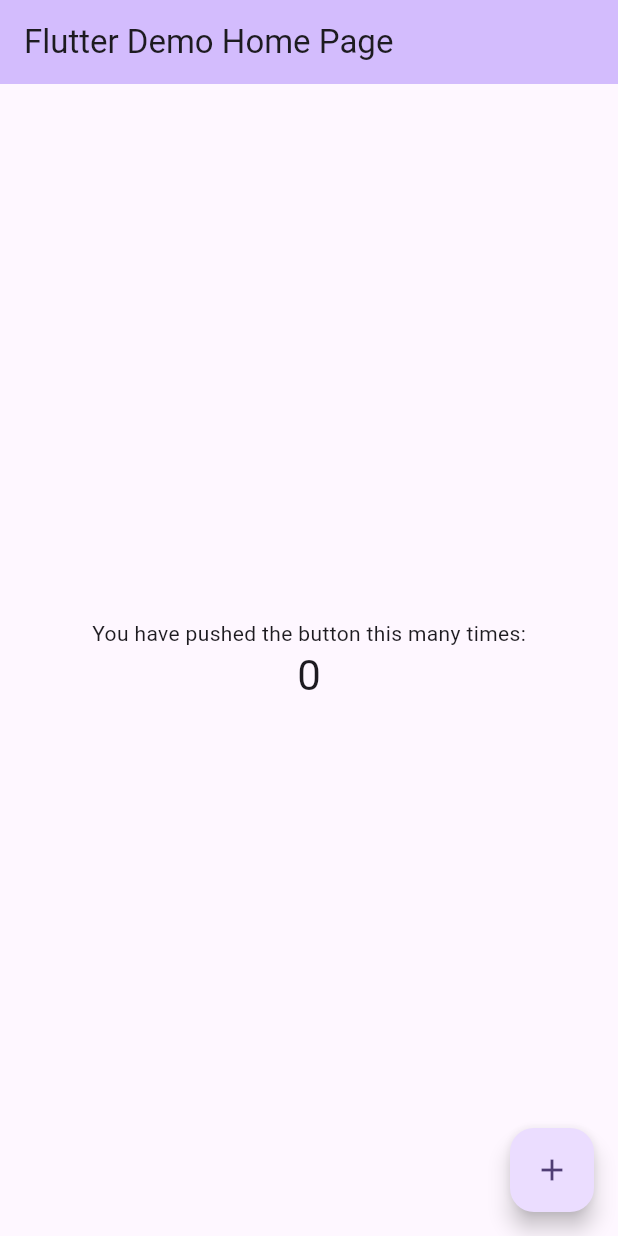
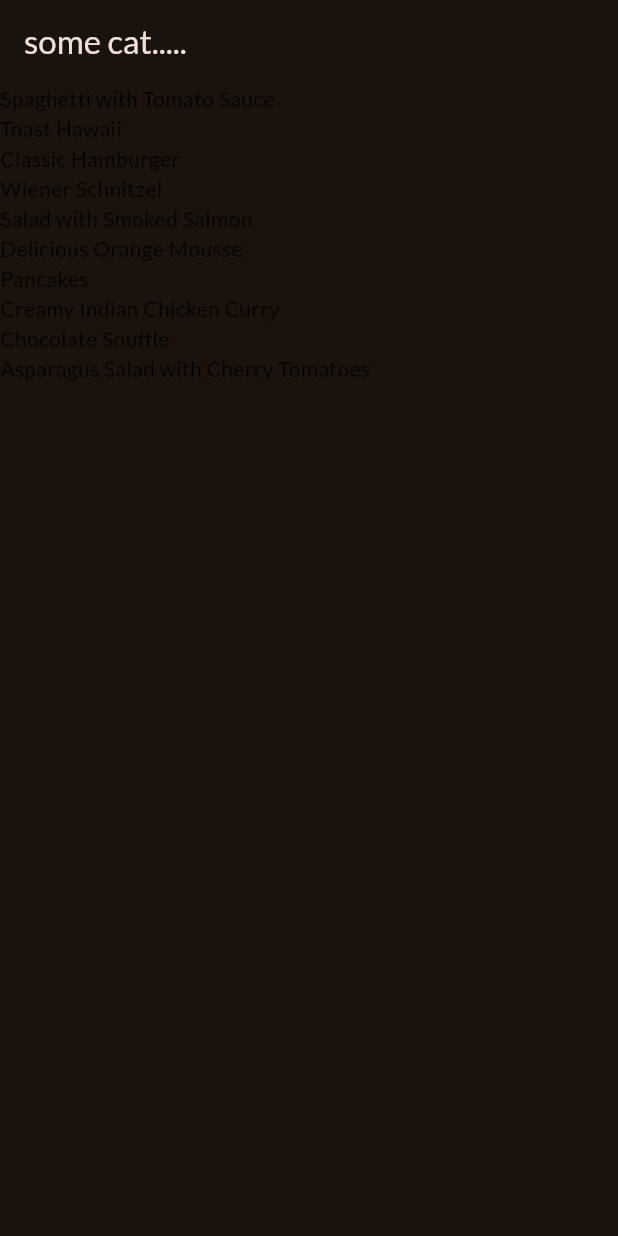
Before and after one commit to Ahmedabdeen15/Meals-APP, a Flutter app: the screen it shows after launch, on a phone screen of 412 x 824 dp. Run offline on Flutter 3.47's test engine with Material 2 defaults, Android fonts, the phone set to English and light mode, and no system bars; our stand-ins replace google_fonts.

Commit message:
add structure ti the project

```diff
--- /dev/null
+++ b/meals/lib/categories.dart
@@ -0,0 +1,29 @@
+import 'package:flutter/material.dart';
+import 'package:meals/data/dummy_data.dart';
+import 'package:meals/widgets/category_item.dart';
+
+class CategoriesScreen extends StatelessWidget {
+  const CategoriesScreen({super.key});
+
+  @override
+  Widget build(BuildContext context) {
+    return Scaffold(
+      appBar: AppBar(
+        title: const Text('Pick your category'),
+      ),
+      body: GridView(
+        padding: const EdgeInsets.all(16),
+        gridDelegate: const SliverGridDelegateWithFixedCrossAxisCount(
+          crossAxisCount: 2,
+          childAspectRatio: 3 / 2,
+          crossAxisSpacing: 20,
+          mainAxisSpacing: 20,
+        ),
+        children: [
+          for (final category in availableCategories)
+            CategoryGridItem(category: category)
+        ],
+      ),
+    );
+  }
+}
--- /dev/null
+++ b/meals/lib/data/dummy_data.dart
@@ -0,0 +1,408 @@
+import 'package:flutter/material.dart';
+
+import 'package:meals/models/category.dart';
+import 'package:meals/models/meal.dart';
+
+const availableCategories = [
+  Category(
+    id: 'c1',
+    title: 'Italian',
+    color: Colors.purple,
+  ),
+  Category(
+    id: 'c2',
+    title: 'Quick & Easy',
+    color: Colors.red,
+  ),
+  Category(
+    id: 'c3',
+    title: 'Hamburgers',
+    color: Colors.orange,
+  ),
+  Category(
+    id: 'c4',
+    title: 'German',
+    color: Colors.amber,
+  ),
+  Category(
+    id: 'c5',
+    title: 'Light & Lovely',
+    color: Colors.blue,
+  ),
+  Category(
+    id: 'c6',
+    title: 'Exotic',
+    color: Colors.green,
+  ),
+  Category(
+    id: 'c7',
+    title: 'Breakfast',
+    color: Colors.lightBlue,
+  ),
+  Category(
+    id: 'c8',
+    title: 'Asian',
+    color: Colors.lightGreen,
+  ),
+  Category(
+    id: 'c9',
+    title: 'French',
+    color: Colors.pink,
+  ),
+  Category(
+    id: 'c10',
+    title: 'Summer',
+    color: Colors.teal,
+  ),
+];
+
+const dummyMeals = [
+  Meal(
+    id: 'm1',
+    categories: [
+      'c1',
+      'c2',
+    ],
+    title: 'Spaghetti with Tomato Sauce',
+    affordability: Affordability.affordable,
+    complexity: Complexity.simple,
+    imageUrl:
+        'https://upload.wikimedia.org/wikipedia/commons/thumb/2/20/Spaghetti_Bolognese_mit_Parmesan_oder_Grana_Padano.jpg/800px-Spaghetti_Bolognese_mit_Parmesan_oder_Grana_Padano.jpg',
+    duration: 20,
+    ingredients: [
+      '4 Tomatoes',
+      '1 Tablespoon of Olive Oil',
+      '1 Onion',
+      '250g Spaghetti',
+      'Spices',
+      'Cheese (optional)'
+    ],
+    steps: [
+      'Cut the tomatoes and the onion into small pieces.',
+      'Boil some water - add salt to it once it boils.',
+      'Put the spaghetti into the boiling water - they should be done in about 10 to 12 minutes.',
+      'In the meantime, heaten up some olive oil and add the cut onion.',
+      'After 2 minutes, add the tomato pieces, salt, pepper and your other spices.',
+      'The sauce will be done once the spaghetti are.',
+      'Feel free to add some cheese on top of the finished dish.'
+    ],
+    isGlutenFree: false,
+    isVegan: true,
+    isVegetarian: true,
+    isLactoseFree: true,
+  ),
+  Meal(
+    id: 'm2',
+    categories: [
+      'c2',
+    ],
+    title: 'Toast Hawaii',
+    affordability: Affordability.affordable,
+    complexity: Complexity.simple,
+    imageUrl:
+        'https://cdn.pixabay.com/photo/2018/07/11/21/51/toast-3532016_1280.jpg',
+    duration: 10,
+    ingredients: [
+      '1 Slice White Bread',
+      '1 Slice Ham',
+      '1 Slice Pineapple',
+      '1-2 Slices of Cheese',
+      'Butter'
+    ],
+    steps: [
+      'Butter one side of the white bread',
+      'Layer ham, the pineapple and cheese on the white bread',
+      'Bake the toast for round about 10 minutes in the oven at 200°C'
+    ],
+    isGlutenFree: false,
+    isVegan: false,
+    isVegetarian: false,
+    isLactoseFree: false,
+  ),
+  Meal(
+    id: 'm3',
+    categories: [
+      'c2',
+      'c3',
+    ],
+    title: 'Classic Hamburger',
+    affordability: Affordability.pricey,
+    complexity: Complexity.simple,
+    imageUrl:
+        'https://cdn.pixabay.com/photo/2014/10/23/18/05/burger-500054_1280.jpg',
+    duration: 45,
+    ingredients: [
+      '300g Cattle Hack',
+      '1 Tomato',
+      '1 Cucumber',
+      '1 Onion',
+      'Ketchup',
+      '2 Burger Buns'
+    ],
+    steps: [
+      'Form 2 patties',
+      'Fry the patties for c. 4 minutes on each side',
+      'Quickly fry the buns for c. 1 minute on each side',
+      'Bruch buns with ketchup',
+      'Serve burger with tomato, cucumber and onion'
+    ],
+    isGlutenFree: false,
+    isVegan: false,
+    isVegetarian: false,
+    isLactoseFree: true,
+  ),
+  Meal(
+    id: 'm4',
+    categories: [
+      'c4',
+    ],
+    title: 'Wiener Schnitzel',
+    affordability: Affordability.luxurious,
+    complexity: Complexity.challenging,
+    imageUrl:
+        'https://cdn.pixabay.com/photo/2018/03/31/19/29/schnitzel-3279045_1280.jpg',
+    duration: 60,
+    ingredients: [
+      '8 Veal Cutlets',
+      '4 Eggs',
+      '200g Bread Crumbs',
+      '100g Flour',
+      '300ml Butter',
+      '100g Vegetable Oil',
+      'Salt',
+      'Lemon Slices'
+    ],
+    steps: [
+      'Tenderize the veal to about 2–4mm, and salt on both sides.',
+      'On a flat plate, stir the eggs briefly with a fork.',
+      'Lightly coat the cutlets in flour then dip into the egg, and finally, coat in breadcrumbs.',
+      'Heat the butter and oil in a large pan (allow the fat to get very hot) and fry the schnitzels until golden brown on both sides.',
+      'Make sure to toss the pan regularly so that the schnitzels are surrounded by oil and the crumbing becomes ‘fluffy’.',
+      'Remove, and drain on kitchen paper. Fry the parsley in the remaining oil and drain.',
+      'Place the schnitzels on awarmed plate and serve garnishedwith parsley and slices of lemon.'
+    ],
+    isGlutenFree: false,
+    isVegan: false,
+    isVegetarian: false,
+    isLactoseFree: false,
+  ),
+  Meal(
+    id: 'm5',
+    categories: [
+      'c2'
+          'c5',
+      'c10',
+    ],
+    title: 'Salad with Smoked Salmon',
+    affordability: Affordability.luxurious,
+    complexity: Complexity.simple,
+    imageUrl:
+        'https://cdn.pixabay.com/photo/2016/10/25/13/29/smoked-salmon-salad-1768890_1280.jpg',
+    duration: 15,
+    ingredients: [
+      'Arugula',
+      'Lamb\'s Lettuce',
+      'Parsley',
+      'Fennel',
+      '200g Smoked Salmon',
+      'Mustard',
+      'Balsamic Vinegar',
+      'Olive Oil',
+      'Salt and Pepper'
+    ],
+    steps: [
+      'Wash and cut salad and herbs',
+      'Dice the salmon',
+      'Process mustard, vinegar and olive oil into a dessing',
+      'Prepare the salad',
+      'Add salmon cubes and dressing'
+    ],
+    isGlutenFree: true,
+    isVegan: false,
+    isVegetarian: true,
+    isLactoseFree: true,
+  ),
+  Meal(
+    id: 'm6',
+    categories: [
+      'c6',
+      'c10',
+    ],
+    title: 'Delicious Orange Mousse',
+    affordability: Affordability.affordable,
+    complexity: Complexity.hard,
+    imageUrl:
+        'https://cdn.pixabay.com/photo/2017/05/01/05/18/pastry-2274750_1280.jpg',
+    duration: 240,
+    ingredients: [
+      '4 Sheets of Gelatine',
+      '150ml Orange Juice',
+      '80g Sugar',
+      '300g Yoghurt',
+      '200g Cream',
+      'Orange Peel',
+    ],
+    steps: [
+      'Dissolve gelatine in pot',
+      'Add orange juice and sugar',
+      'Take pot off the stove',
+      'Add 2 tablespoons of yoghurt',
+      'Stir gelatin under remaining yoghurt',
+      'Cool everything down in the refrigerator',
+      'Whip the cream and lift it under die orange mass',
+      'Cool down again for at least 4 hours',
+      'Serve with orange peel',
+    ],
+    isGlutenFree: true,
+    isVegan: false,
+    isVegetarian: true,
+    isLactoseFree: false,
+  ),
+  Meal(
+    id: 'm7',
+    categories: [
+      'c7',
+    ],
+    title: 'Pancakes',
+    affordability: Affordability.affordable,
+    complexity: Complexity.simple,
+    imageUrl:
+        'https://cdn.pixabay.com/photo/2018/07/10/21/23/pancake-3529653_1280.jpg',
+    duration: 20,
+    ingredients: [
+      '1 1/2 Cups all-purpose Flour',
+      '3 1/2 Teaspoons Baking Powder',
+      '1 Teaspoon Salt',
+      '1 Tablespoon White Sugar',
+      '1 1/4 cups Milk',
+      '1 Egg',
+      '3 Tablespoons Butter, melted',
+    ],
+    steps: [
+      'In a large bowl, sift together the flour, baking powder, salt and sugar.',
+      'Make a well in the center and pour in the milk, egg and melted butter; mix until smooth.',
+      'Heat a lightly oiled griddle or frying pan over medium high heat.',
+      'Pour or scoop the batter onto the griddle, using approximately 1/4 cup for each pancake. Brown on both sides and serve hot.'
+    ],
+    isGlutenFree: true,
+    isVegan: false,
+    isVegetarian: true,
+    isLactoseFree: false,
+  ),
+  Meal(
+    id: 'm8',
+    categories: [
+      'c8',
+    ],
+    title: 'Creamy Indian Chicken Curry',
+    affordability: Affordability.pricey,
+    complexity: Complexity.challenging,
+    imageUrl:
+        'https://cdn.pixabay.com/photo/2018/06/18/16/05/indian-food-3482749_1280.jpg',
+    duration: 35,
+    ingredients: [
+      '4 Chicken Breasts',
+      '1 Onion',
+      '2 Cloves of Garlic',
+      '1 Piece of Ginger',
+      '4 Tablespoons Almonds',
+      '1 Teaspoon Cayenne Pepper',
+      '500ml Coconut Milk',
+    ],
+    steps: [
+      'Slice and fry the chicken breast',
+      'Process onion, garlic and ginger into paste and sauté everything',
+      'Add spices and stir fry',
+      'Add chicken breast + 250ml of water and cook everything for 10 minutes',
+      'Add coconut milk',
+      'Serve with rice'
+    ],
+    isGlutenFree: true,
+    isVegan: false,
+    isVegetarian: false,
+    isLactoseFree: true,
+  ),
+  Meal(
+    id: 'm9',
+    categories: [
+      'c9',
+    ],
+    title: 'Chocolate Souffle',
+    affordability: Affordability.affordable,
+    complexity: Complexity.hard,
+    imageUrl:
+        'https://cdn.pixabay.com/photo/2014/08/07/21/07/souffle-412785_1280.jpg',
+    duration: 45,
+    ingredients: [
+      '1 Teaspoon melted Butter',
+      '2 Tablespoons white Sugar',
+      '2 Ounces 70% dark Chocolate, broken into pieces',
+      '1 Tablespoon Butter',
+      '1 Tablespoon all-purpose Flour',
+      '4 1/3 tablespoons cold Milk',
+      '1 Pinch Salt',
+      '1 Pinch Cayenne Pepper',
+      '1 Large Egg Yolk',
+      '2 Large Egg Whites',
+      '1 Pinch Cream of Tartar',
+      '1 Tablespoon white Sugar',
+    ],
+    steps: [
+      'Preheat oven to 190°C. Line a rimmed baking sheet with parchment paper.',
+      'Brush bottom and sides of 2 ramekins lightly with 1 teaspoon melted butter; cover bottom and sides right up to the rim.',
+      'Add 1 tablespoon white sugar to ramekins. Rotate ramekins until sugar coats all surfaces.',
+      'Place chocolate pieces in a metal mixing bowl.',
+      'Place bowl over a pan of about 3 cups hot water over low heat.',
+      'Melt 1 tablespoon butter in a skillet over medium heat. Sprinkle in flour. Whisk until flour is incorporated into butter and mixture thickens.',
+      'Whisk in cold milk until mixture becomes smooth and thickens. Transfer mixture to bowl with melted chocolate.',
+      'Add salt and cayenne pepper. Mix together thoroughly. Add egg yolk and mix to combine.',
+      'Leave bowl above the hot (not simmering) water to keep chocolate warm while you whip the egg whites.',
+      'Place 2 egg whites in a mixing bowl; add cream of tartar. Whisk until mixture begins to thicken and a drizzle from the whisk stays on the surface about 1 second before disappearing into the mix.',
+      'Add 1/3 of sugar and whisk in. Whisk in a bit more sugar about 15 seconds.',
+      'whisk in the rest of the sugar. Continue whisking until mixture is about as thick as shaving cream and holds soft peaks, 3 to 5 minutes.',
+      'Transfer a little less than half of egg whites to chocolate.',
+      'Mix until egg whites are thoroughly incorporated into the chocolate.',
+      'Add the rest of the egg whites; gently fold into the chocolate with a spatula, lifting from the bottom and folding over.',
+      'Stop mixing after the egg white disappears. Divide mixture between 2 prepared ramekins. Place ramekins on prepared baking sheet.',
+      'Bake in preheated oven until scuffles are puffed and have risen above the top of the rims, 12 to 15 minutes.',
+    ],
+    isGlutenFree: true,
+    isVegan: false,
+    isVegetarian: true,
+    isLactoseFree: false,
+  ),
+  Meal(
+    id: 'm10',
+    categories: [
+      'c2',
+      'c5',
+      'c10',
+    ],
+    title: 'Asparagus Salad with Cherry Tomatoes',
+    affordability: Affordability.luxurious,
+    complexity: Complexity.simple,
+    imageUrl:
+        'https://cdn.pixabay.com/photo/2018/04/09/18/26/asparagus-3304997_1280.jpg',
+    duration: 30,
+    ingredients: [
+      'White and Green Asparagus',
+      '30g Pine Nuts',
+      '300g Cherry Tomatoes',
+      'Salad',
+      'Salt, Pepper and Olive Oil'
+    ],
+    steps: [
+      'Wash, peel and cut the asparagus',
+      'Cook in salted water',
+      'Salt and pepper the asparagus',
+      'Roast the pine nuts',
+      'Halve the tomatoes',
+      'Mix with asparagus, salad and dressing',
+      'Serve with Baguette'
+    ],
+    isGlutenFree: true,
+    isVegan: true,
+    isVegetarian: true,
+    isLactoseFree: true,
+  ),
+];
--- a/meals/lib/main.dart
+++ b/meals/lib/main.dart
@@ -1,125 +1,32 @@
 import 'package:flutter/material.dart';
 
+import 'package:google_fonts/google_fonts.dart';
+import 'package:meals/data/dummy_data.dart';
+import 'package:meals/screens/meals.dart';
+
+final theme = ThemeData(
+  useMaterial3: true,
+  colorScheme: ColorScheme.fromSeed(
+    brightness: Brightness.dark,
+    seedColor: const Color.fromARGB(255, 131, 57, 0),
+  ),
+  textTheme: GoogleFonts.latoTextTheme(),
+);
+
 void main() {
-  runApp(const MyApp());
+  runApp(const App());
 }
 
-class MyApp extends StatelessWidget {
-  const MyApp({super.key});
+class App extends StatelessWidget {
+  const App({super.key});
 
-  // This widget is the root of your application.
   @override
   Widget build(BuildContext context) {
     return MaterialApp(
-      title: 'Flutter Demo',
-      theme: ThemeData(
-        // This is the theme of your application.
-        //
-        // TRY THIS: Try running your application with "flutter run". You'll see
-        // the application has a blue toolbar. Then, without quitting the app,
-        // try changing the seedColor in the colorScheme below to Colors.green
-        // and then invoke "hot reload" (save your changes or press the "hot
-        // reload" button in a Flutter-supported IDE, or press "r" if you used
-        // the command line to start the app).
-        //
-        // Notice that the counter didn't reset back to zero; the application
-        // state is not lost during the reload. To reset the state, use hot
-        // restart instead.
-        //
-        // This works for code too, not just values: Most code changes can be
-        // tested with just a hot reload.
-        colorScheme: ColorScheme.fromSeed(seedColor: Colors.deepPurple),
-        useMaterial3: true,
-      ),
-      home: const MyHomePage(title: 'Flutter Demo Home Page'),
-    );
+        theme: theme,
+        home: MealScreen(
+          title: 'some cat.....',
+          meals: dummyMeals,
+        ));
   }
 }
-
-class MyHomePage extends StatefulWidget {
-  const MyHomePage({super.key, required this.title});
-
-  // This widget is the home page of your application. It is stateful, meaning
-  // that it has a State object (defined below) that contains fields that affect
-  // how it looks.
-
-  // This class is the configuration for the state. It holds the values (in this
-  // case the title) provided by the parent (in this case the App widget) and
-  // used by the build method of the State. Fields in a Widget subclass are
-  // always marked "final".
-
-  final String title;
-
-  @override
-  State<MyHomePage> createState() => _MyHomePageState();
-}
-
-class _MyHomePageState extends State<MyHomePage> {
-  int _counter = 0;
-
-  void _incrementCounter() {
-    setState(() {
-      // This call to setState tells the Flutter framework that something has
-      // changed in this State, which causes it to rerun the build method below
-      // so that the display can reflect the updated values. If we changed
-      // _counter without calling setState(), then the build method would not be
-      // called again, and so nothing would appear to happen.
-      _counter++;
-    });
-  }
-
-  @override
-  Widget build(BuildContext context) {
-    // This method is rerun every time setState is called, for instance as done
-    // by the _incrementCounter method above.
-    //
-    // The Flutter framework has been optimized to make rerunning build methods
-    // fast, so that you can just rebuild anything that needs updating rather
-    // than having to individually change instances of widgets.
-    return Scaffold(
-      appBar: AppBar(
-        // TRY THIS: Try changing the color here to a specific color (to
-        // Colors.amber, perhaps?) and trigger a hot reload to see the AppBar
-        // change color while the other colors stay the same.
-        backgroundColor: Theme.of(context).colorScheme.inversePrimary,
-        // Here we take the value from the MyHomePage object that was created by
-        // the App.build method, and use it to set our appbar title.
-        title: Text(widget.title),
-      ),
-      body: Center(
-        // Center is a layout widget. It takes a single child and positions it
-        // in the middle of the parent.
-        child: Column(
-          // Column is also a layout widget. It takes a list of children and
-          // arranges them vertically. By default, it sizes itself to fit its
-          // children horizontally, and tries to be as tall as its parent.
-          //
-          // Column has various properties to control how it sizes itself and
-          // how it positions its children. Here we use mainAxisAlignment to
-          // center the children vertically; the main axis here is the vertical
-          // axis because Columns are vertical (the cross axis would be
-          // horizontal).
-          //
-          // TRY THIS: Invoke "debug painting" (choose the "Toggle Debug Paint"
-          // action in the IDE, or press "p" in the console), to see the
-          // wireframe for each widget.
-          mainAxisAlignment: MainAxisAlignment.center,
-          children: <Widget>[
-            const Text(
-              'You have pushed the button this many times:',
-            ),
-            Text(
-              '$_counter',
-              style: Theme.of(context).textTheme.headlineMedium,
-            ),
-          ],
-        ),
-      ),
-      floatingActionButton: FloatingActionButton(
-        onPressed: _incrementCounter,
-        tooltip: 'Increment',
-        child: const Icon(Icons.add),
-      ), // This trailing comma makes auto-formatting nicer for build methods.
-    );
-  }
-}
--- /dev/null
+++ b/meals/lib/models/category.dart
@@ -0,0 +1,13 @@
+import 'package:flutter/material.dart';
+
+class Category {
+  const Category({
+    required this.id,
+    required this.title,
+    this.color = Colors.orange,
+  });
+
+  final String id;
+  final String title;
+  final Color color;
+}
--- /dev/null
+++ b/meals/lib/models/meal.dart
@@ -0,0 +1,43 @@
+enum Complexity {
+  simple,
+  challenging,
+  hard,
+}
+
+enum Affordability {
+  affordable,
+  pricey,
+  luxurious,
+}
+
+class Meal {
+  const Meal({
+    required this.id,
+    required this.categories,
+    required this.title,
+    required this.imageUrl,
+    required this.ingredients,
+    required this.steps,
+    required this.duration,
+    required this.complexity,
+    required this.affordability,
+    required this.isGlutenFree,
+    required this.isLactoseFree,
+    required this.isVegan,
+    required this.isVegetarian,
+  });
+
+  final String id;
+  final List<String> categories;
+  final String title;
+  final String imageUrl;
+  final List<String> ingredients;
+  final List<String> steps;
+  final int duration;
+  final Complexity complexity;
+  final Affordability affordability;
+  final bool isGlutenFree;
+  final bool isLactoseFree;
+  final bool isVegan;
+  final bool isVegetarian;
+}
--- /dev/null
+++ b/meals/lib/screens/meals.dart
@@ -0,0 +1,45 @@
+import 'package:flutter/material.dart';
+import 'package:meals/models/meal.dart';
+
+class MealScreen extends StatelessWidget {
+  const MealScreen({super.key, required this.title, required this.meals});
+  final String title;
+  final List<Meal> meals;
+  @override
+  Widget build(BuildContext context) {
+    Widget content = ListView.builder(
+        itemCount: meals.length,
+        itemBuilder: (ctx, index) => Text(meals[index].title));
+    if (meals.isEmpty) {
+      content = Center(
+        child: Column(
+          mainAxisSize: MainAxisSize.min,
+          children: [
+            Text(
+              'Uh oh ... nothing here!',
+              style: Theme.of(context)
+                  .textTheme
+                  .headlineLarge!
+                  .copyWith(color: Theme.of(context).colorScheme.onBackground),
+            ),
+            const SizedBox(
+              height: 16,
+            ),
+            Text(
+              'try selecting different category',
+              style: Theme.of(context)
+                  .textTheme
+                  .bodyLarge!
+                  .copyWith(color: Theme.of(context).colorScheme.onBackground),
+            )
+          ],
+        ),
+      );
+    }
+    return Scaffold(
+        appBar: AppBar(
+          title: Text(title),
+        ),
+        body: content);
+  }
+}
--- /dev/null
+++ b/meals/lib/widgets/category_item.dart
@@ -0,0 +1,38 @@
+import 'package:flutter/material.dart';
+import 'package:meals/main.dart';
+
+import 'package:meals/models/category.dart';
+
+class CategoryGridItem extends StatelessWidget {
+  const CategoryGridItem({super.key, required this.category});
+
+  final Category category;
+  @override
+  Widget build(BuildContext context) {
+    return InkWell(
+      onTap: () {},
+      splashColor: Theme.of(context).primaryColor,
+      borderRadius: BorderRadius.circular(16),
+      child: Container(
+        padding: const EdgeInsets.all(16),
+        decoration: BoxDecoration(
+          borderRadius: BorderRadius.circular(16),
+          gradient: LinearGradient(
+            colors: [
+              category.color.withOpacity(0.5),
+              category.color.withOpacity(0.9),
+            ],
+            begin: Alignment.topLeft,
+            end: Alignment.bottomLeft,
+          ),
+        ),
+        child: Text(
+          category.title,
+          style: Theme.of(context).textTheme.titleLarge!.copyWith(
+                color: Theme.of(context).colorScheme.onBackground,
+              ),
+        ),
+      ),
+    );
+  }
+}
--- a/meals/pubspec.yaml
+++ b/meals/pubspec.yaml
@@ -35,6 +35,7 @@ dependencies:
   # The following adds the Cupertino Icons font to your application.
   # Use with the CupertinoIcons class for iOS style icons.
   cupertino_icons: ^1.0.2
+  google_fonts: ^6.1.0
 
 dev_dependencies:
   flutter_test:
```
Also changed, not shown: meals/pubspec.lock, 1 other file.
